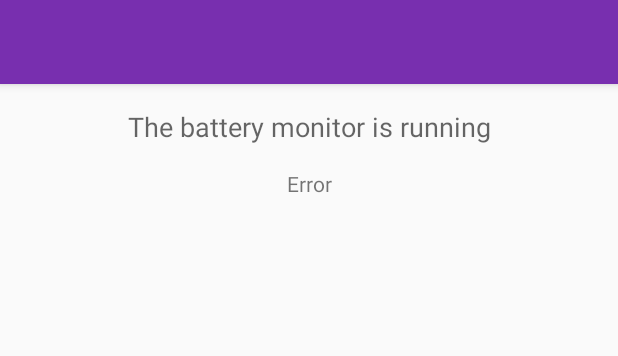
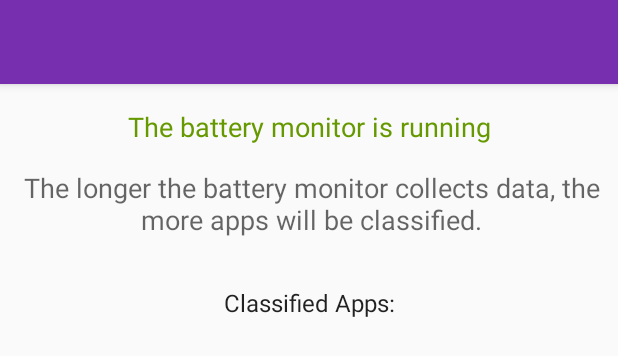
Before and after one commit to mystery-moss/Drain-Blame, an Android app: the layout activity_main.xml on its own in the app's theme, with its tools: preview values and no code run, on a phone screen of 412 x 824 dp. Shown: the top 356 px of the screen. Run offline under Robolectric (Android 15) with nearby library versions, the phone set to English and light mode, and no system bars.

Commit message:
UI Improvements

```diff
--- a/app/src/main/java/moss/mystery/energymonitor/ApplicationGlobals.java
+++ b/app/src/main/java/moss/mystery/energymonitor/ApplicationGlobals.java
@@ -24,6 +24,9 @@ public class ApplicationGlobals {
         this.appHandler = new AppHandler(appContext);
         this.processHandler = new ProcessHandler(appHandler);
         this.intervalHandler = new IntervalHandler(processHandler, appHandler, appContext);
+        //Load data from file, if one is present
+        FileParsing.readFile(appContext, intervalHandler);
+
         //TODO: Potentially record user preference for this, read it here
         this.serviceEnabled = true;
     }
--- a/app/src/main/java/moss/mystery/energymonitor/MainService.java
+++ b/app/src/main/java/moss/mystery/energymonitor/MainService.java
@@ -53,9 +53,6 @@ public class MainService extends Service {
         //Start monitor components
         globals = ApplicationGlobals.get(context);
 
-        //Determine CPU threshold
-        //TODO: Split this out into another thread?
-
         //Register screen state receiver
         screenStateReceiver = new ScreenStateReceiver(globals.intervalHandler);
         IntentFilter filter = new IntentFilter(Intent.ACTION_SCREEN_ON);
--- a/app/src/main/res/layout/activity_main.xml
+++ b/app/src/main/res/layout/activity_main.xml
@@ -15,12 +15,9 @@
         android:elevation="4dp"
         android:theme="@style/ThemeOverlay.AppCompat.Dark"
         app:popupTheme="@style/ThemeOverlay.AppCompat.Light"
-        android:layout_marginLeft="0dp"
         app:layout_constraintLeft_toLeftOf="parent"
-        android:layout_marginRight="0dp"
         app:layout_constraintRight_toRightOf="parent"
-        app:layout_constraintTop_toTopOf="parent"
-        android:layout_marginTop="0dp" />
+        app:layout_constraintTop_toTopOf="parent" />
 
     <TextView
         android:id="@+id/monitorStatus"
@@ -31,9 +28,10 @@
         android:layout_marginRight="8dp"
         android:layout_marginStart="8dp"
         android:layout_marginTop="16dp"
+        android:gravity="center_horizontal"
         android:text="@string/monitor_running"
-        android:textAppearance="@android:style/TextAppearance.Material.Medium"
-        app:layout_constraintHorizontal_bias="0.504"
+        android:textAppearance="@style/TextAppearance.AppCompat.Medium"
+        android:textColor="@android:color/holo_green_dark"
         app:layout_constraintLeft_toLeftOf="parent"
         app:layout_constraintRight_toRightOf="parent"
         app:layout_constraintTop_toBottomOf="@+id/toolbar" />
@@ -43,29 +41,82 @@
         android:layout_width="wrap_content"
         android:layout_height="wrap_content"
         android:layout_marginEnd="8dp"
-        android:layout_marginLeft="8dp"
-        android:layout_marginRight="8dp"
+        android:layout_marginLeft="16dp"
+        android:layout_marginRight="16dp"
         android:layout_marginStart="8dp"
         android:layout_marginTop="16dp"
-        android:text="@string/error"
+        android:gravity="center_horizontal"
+        android:text="@string/keep_running"
+        android:textAppearance="@style/TextAppearance.AppCompat.Medium"
         app:layout_constraintLeft_toLeftOf="parent"
         app:layout_constraintRight_toRightOf="parent"
-        app:layout_constraintTop_toBottomOf="@+id/monitorStatus" />
+        app:layout_constraintTop_toBottomOf="@+id/monitorStatus"
+        app:layout_constraintHorizontal_bias="0.437" />
 
-    <LinearLayout
+    <TextView
+        android:id="@+id/appListText"
         android:layout_width="0dp"
         android:layout_height="0dp"
-        android:layout_marginTop="16dp"
-        android:orientation="horizontal"
+        android:layout_marginBottom="8dp"
+        android:layout_marginLeft="32dp"
+        android:layout_marginRight="32dp"
+        android:layout_marginTop="32dp"
+        android:gravity="center_horizontal"
+        android:text="@string/too_few_intervals"
+        android:textAppearance="@style/TextAppearance.AppCompat.Medium"
+        android:visibility="gone"
         app:layout_constraintBottom_toBottomOf="parent"
         app:layout_constraintLeft_toLeftOf="parent"
         app:layout_constraintRight_toRightOf="parent"
-        app:layout_constraintTop_toBottomOf="@+id/infoText">
+        app:layout_constraintTop_toTopOf="@+id/linearLayout" />
+
+    <ProgressBar
+        android:id="@+id/progressBar"
+        style="?android:attr/progressBarStyle"
+        android:layout_width="wrap_content"
+        android:layout_height="wrap_content"
+        android:layout_marginRight="0dp"
+        app:layout_constraintRight_toRightOf="parent"
+        android:layout_marginLeft="0dp"
+        app:layout_constraintLeft_toLeftOf="parent"
+        app:layout_constraintTop_toTopOf="parent"
+        android:layout_marginTop="0dp"
+        app:layout_constraintBottom_toBottomOf="parent"
+        android:layout_marginBottom="0dp"
+        android:visibility="gone"/>
+
+    <TextView
+        android:id="@+id/heading"
+        android:layout_width="wrap_content"
+        android:layout_height="wrap_content"
+        android:layout_marginBottom="8dp"
+        android:layout_marginLeft="32dp"
+        android:layout_marginRight="32dp"
+        android:layout_marginTop="32dp"
+        android:gravity="center_horizontal"
+        android:text="@string/classified_apps"
+        android:textAppearance="@style/TextAppearance.AppCompat.Menu"
+        app:layout_constraintLeft_toLeftOf="parent"
+        app:layout_constraintTop_toBottomOf="@+id/infoText"
+        app:layout_constraintRight_toRightOf="parent" />
+
+    <LinearLayout
+        android:id="@+id/linearLayout"
+        android:layout_width="0dp"
+        android:layout_height="0dp"
+        android:orientation="horizontal"
+        app:layout_constraintBottom_toBottomOf="parent"
+        app:layout_constraintHorizontal_bias="1.0"
+        app:layout_constraintLeft_toLeftOf="parent"
+        app:layout_constraintRight_toRightOf="parent"
+        android:layout_marginTop="8dp"
+        app:layout_constraintTop_toBottomOf="@+id/heading">
 
         <ListView
             android:id="@+id/app_list"
             android:layout_width="match_parent"
-            android:layout_height="match_parent" />
+            android:layout_height="match_parent"
+            android:visibility="gone" />
     </LinearLayout>
 
 </android.support.constraint.ConstraintLayout>
--- a/app/src/main/res/values/strings.xml
+++ b/app/src/main/res/values/strings.xml
@@ -4,10 +4,12 @@
     <string name="monitor_not_running">The battery monitor is not running</string>
     <string name="monitor_on">Start monitoring</string>
     <string name="monitor_off">Stop monitoring</string>
-    <string name="too_few_intervals">Apps will be classified when more battery information has been collected</string>
+    <string name="too_few_intervals">Apps will be classified when more battery information has been collected.</string>
     <string name="read_permissions_error">From Android 7 onwards apps cannot read the list of running processes, so monitoring will not work. However, this is just an evaluation version of this app, so you can have a look around anyway.</string>
     <string name="error">Error</string>
     <string name="refresh">Refresh</string>
     <string name="debug_readfile">Read file</string>
     <string name="debug_writefile">Write file</string>
+    <string name="keep_running">The longer the battery monitor collects data, the more apps will be classified.</string>
+    <string name="classified_apps">Classified Apps:</string>
 </resources>
```
Also changed, not shown: app/src/main/java/moss/mystery/energymonitor/classifier/Classifier.java (+13 -15 lines), app/src/main/java/moss/mystery/energymonitor/ui/MainActivity.java (+84 -43 lines).
